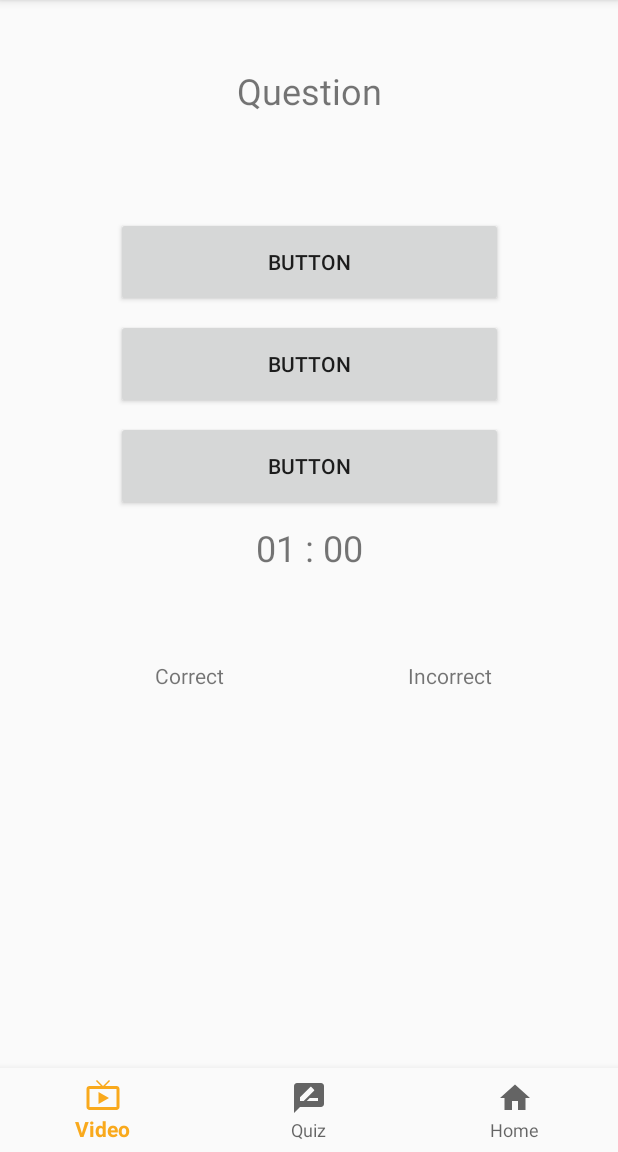
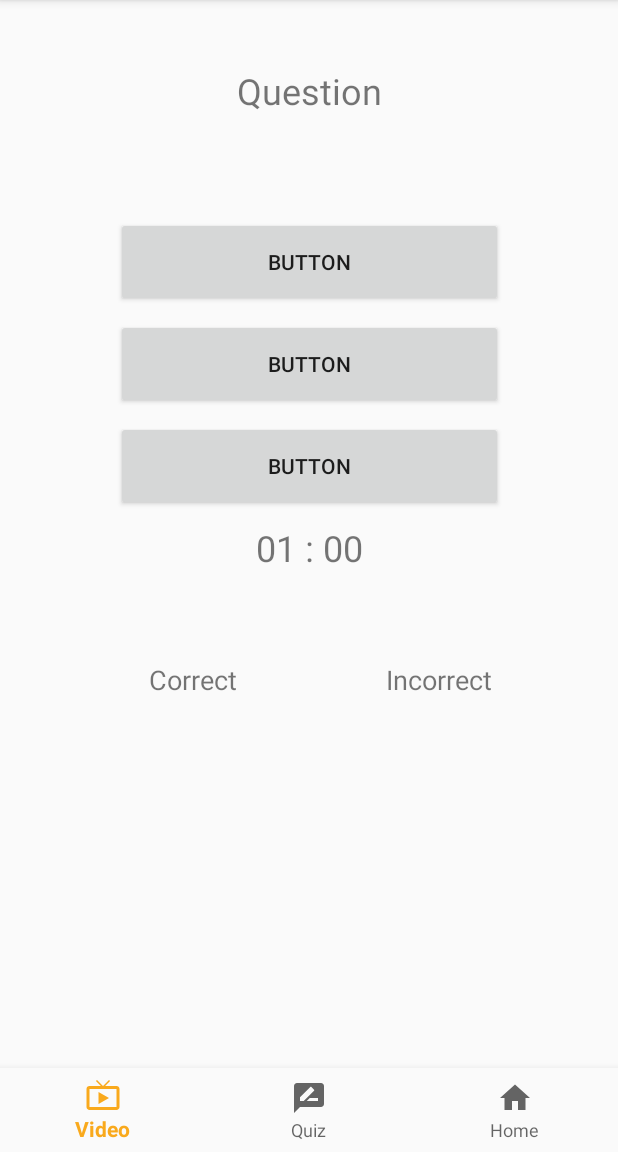
Before and after one commit to XeniaXK/LetsLearn, an Android app: the fragment QuizFragment placed in its activity, on a phone screen of 412 x 824 dp, the part 84-1236 px from its top. Run offline under Robolectric (Android 15) with nearby library versions, the phone set to English and light mode, and no system bars; our stand-ins replace Firebase (no records; nobody signed in at launch, a user with empty details on screens opened directly); 7 statements that could not run were skipped.

Commit message:
INFS3634 Group Assignment, LetsLearn Group55

```diff
--- a/app/src/main/res/layout-land/activity_quiz.xml
+++ b/app/src/main/res/layout-land/activity_quiz.xml
@@ -140,7 +140,7 @@
         android:layout_marginStart="8dp"
         android:layout_marginTop="32dp"
         android:layout_marginEnd="8dp"
-        android:text="TextView"
+        android:text="Score"
         android:textAlignment="center"
         android:textSize="24sp"
         android:textStyle="bold"
--- a/app/src/main/res/layout/activity_quiz.xml
+++ b/app/src/main/res/layout/activity_quiz.xml
@@ -80,8 +80,8 @@
         android:layout_marginTop="56dp"
         android:layout_marginEnd="8dp"
         android:text="Correct"
+        android:textSize="18sp"
         app:layout_constraintEnd_toStartOf="@+id/Incorrect"
-        app:layout_constraintHorizontal_bias="0.454"
         app:layout_constraintStart_toStartOf="parent"
         app:layout_constraintTop_toBottomOf="@+id/CountDown" />
 
@@ -92,6 +92,7 @@
         android:layout_marginTop="56dp"
         android:layout_marginEnd="84dp"
         android:text="Incorrect"
+        android:textSize="18sp"
         app:layout_constraintEnd_toEndOf="parent"
         app:layout_constraintTop_toBottomOf="@+id/CountDown" />
 
```
